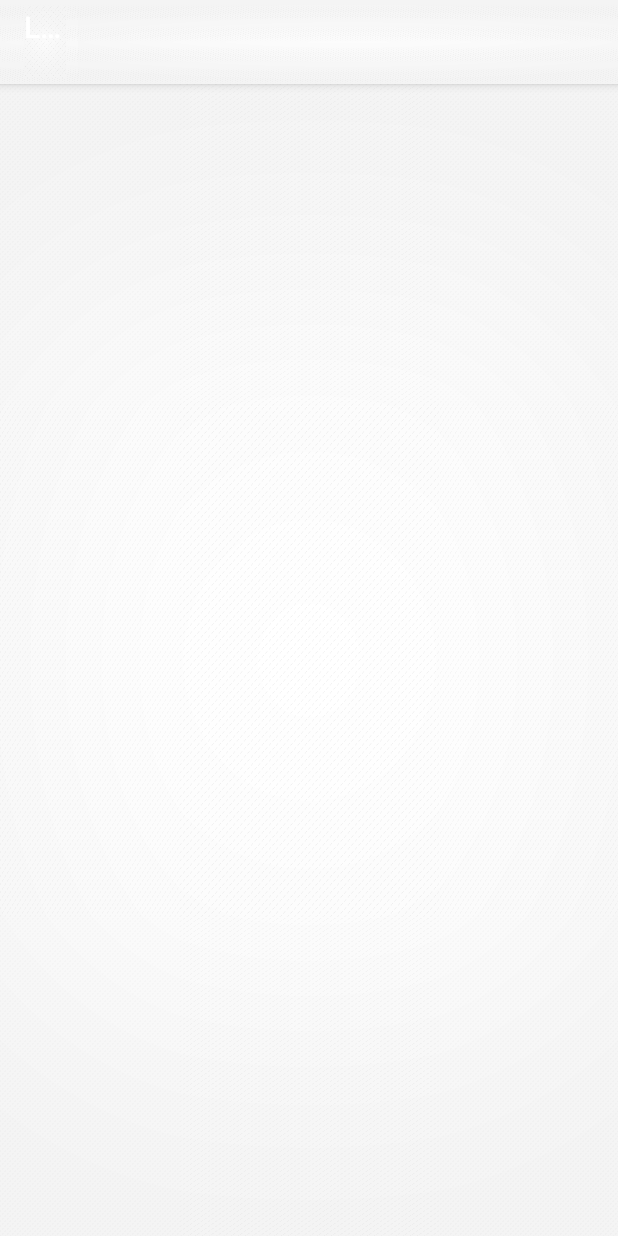
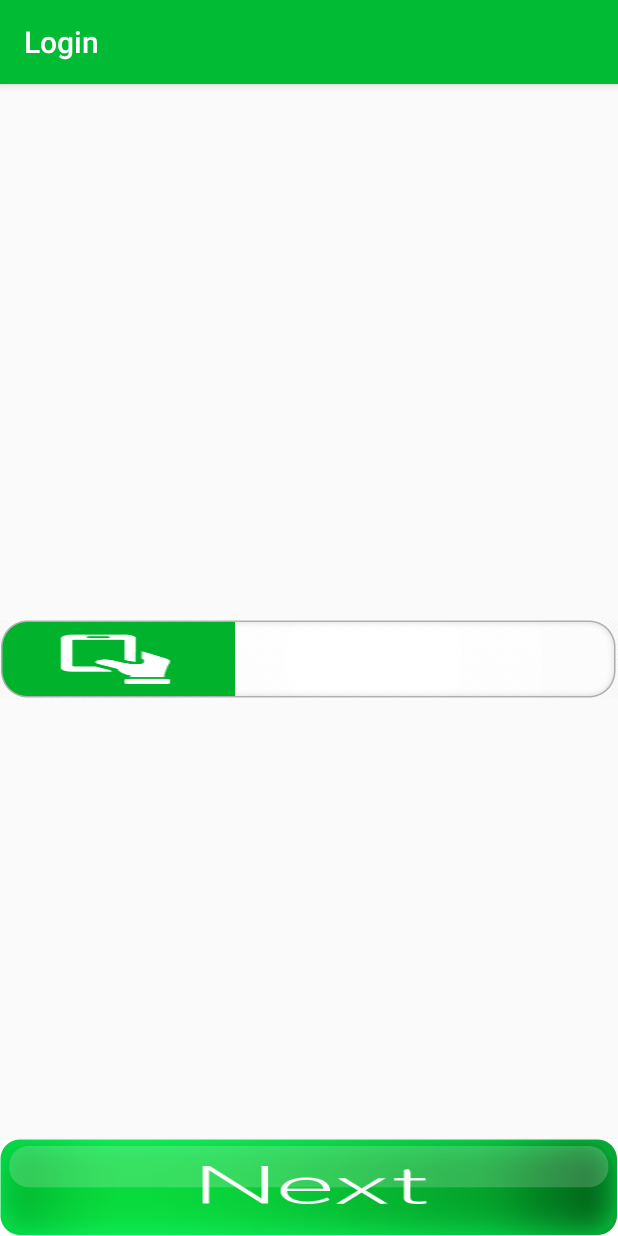
Before and after one commit to sanjoy-k-mitra/LoyaltyManager, an Android app: the screen it shows after launch (LoginActivity), on a phone screen of 412 x 824 dp. Before the commit the screen is almost empty. Run offline under Robolectric (Android 15) with nearby library versions, the phone set to English and light mode, and no system bars.

Commit message:
Login Activity

```diff
--- a/app/src/main/AndroidManifest.xml
+++ b/app/src/main/AndroidManifest.xml
@@ -6,10 +6,10 @@
         android:allowBackup="true"
         android:icon="@mipmap/ic_launcher"
         android:label="@string/app_name"
-        android:theme="@style/AppTheme">
+        android:theme="@style/LoyaltyManagerTheme">
         <activity
             android:name=".HomeActivity"
-            android:label="@string/app_name">
+            android:label="@string/home">
         </activity>
         <activity android:name=".LoginActivity" android:label="@string/login">
             <intent-filter>
--- a/app/src/main/java/com/pixisolutions/loyaltymanager/LoginActivity.java
+++ b/app/src/main/java/com/pixisolutions/loyaltymanager/LoginActivity.java
@@ -1,17 +1,40 @@
 package com.pixisolutions.loyaltymanager;
 
+import android.content.Intent;
 import android.os.Bundle;
 import android.support.v7.app.ActionBarActivity;
 import android.view.Menu;
 import android.view.MenuItem;
+import android.view.View;
+import android.widget.Button;
+import android.widget.EditText;
 
 /**
  * Created by sanjoy on 8/26/15.
  */
-public class LoginActivity extends ActionBarActivity{
+public class LoginActivity extends ActionBarActivity implements View.OnClickListener{
+
+    private Button btnNext;
+    private EditText txtPhoneNumber;
+
     @Override
     protected void onCreate(Bundle savedInstanceState) {
         super.onCreate(savedInstanceState);
         setContentView(R.layout.activity_login);
+
+        btnNext = (Button)findViewById(R.id.btnNext);
+        txtPhoneNumber = (EditText)findViewById(R.id.txtPhoneNumber);
+
+        btnNext.setOnClickListener(this);
+    }
+
+    @Override
+    public void onClick(View view) {
+        switch (view.getId()){
+            case R.id.btnNext:
+                Intent intent = new Intent(LoginActivity.this, HomeActivity.class);
+                startActivity(intent);
+                break;
+        }
     }
 }
--- /dev/null
+++ b/app/src/main/res/drawable/btn_next.xml
@@ -0,0 +1,5 @@
+<?xml version="1.0" encoding="utf-8"?>
+<selector xmlns:android="http://schemas.android.com/apk/res/android">
+    <item android:drawable="@drawable/nextbuttontapped" android:state_pressed="true"/>
+    <item android:drawable="@drawable/nextbutton"/>
+</selector>
--- a/app/src/main/res/layout/activity_login.xml
+++ b/app/src/main/res/layout/activity_login.xml
@@ -2,4 +2,18 @@
 <RelativeLayout xmlns:android="http://schemas.android.com/apk/res/android"
     android:layout_width="match_parent" android:layout_height="match_parent">
 
+    <EditText
+        android:layout_width="match_parent"
+        android:layout_height="wrap_content"
+        android:id="@+id/txtPhoneNumber"
+        android:background="@drawable/numberinput"
+        android:paddingLeft="120dp"
+        android:layout_centerInParent="true"/>
+
+    <Button
+        android:layout_width="match_parent"
+        android:layout_height="wrap_content"
+        android:layout_alignParentBottom="true"
+        android:background="@drawable/btn_next"
+        android:id="@+id/btnNext"/>
 </RelativeLayout>
--- /dev/null
+++ b/app/src/main/res/values/color.xml
@@ -0,0 +1,4 @@
+<?xml version="1.0" encoding="utf-8"?>
+<resources>
+    <color name="actionbarBackground">#00BB33</color>
+</resources>
--- a/app/src/main/res/values/strings.xml
+++ b/app/src/main/res/values/strings.xml
@@ -2,6 +2,7 @@
     <string name="app_name">Loyalty Manager</string>
 
     <string name="login">Login</string>
+    <string name="home">Home</string>
 
     <string name="hello_world">Hello world!</string>
     <string name="action_settings">Settings</string>
--- a/app/src/main/res/values/styles.xml
+++ b/app/src/main/res/values/styles.xml
@@ -1,11 +1,22 @@
 <resources>
 
     <!-- Base application theme. -->
-    <style name="AppTheme" parent="Theme.AppCompat">
-        <item name="android:background">@drawable/background</item>
-        <item name="android:textColor">#000000</item>
-        <item name="android:actionBarStyle">@style/Widget.AppCompat.ActionBar.Solid</item>
+    <style name="LoyaltyManagerTheme" parent="Theme.AppCompat.Light.DarkActionBar">
+        <item name="android:actionBarStyle">@style/LoyaltyManagerTheme.ActionBarStyle</item>
+        <item name="actionBarStyle">@style/LoyaltyManagerTheme.ActionBarStyle</item>
         <!-- Customize your theme here. -->
     </style>
 
+    <style name="LoyaltyManagerTheme.ActionBarStyle" parent="Widget.AppCompat.Light.ActionBar.Solid.Inverse">
+        <item name="android:background">@color/actionbarBackground</item>
+        <item name="background">@color/actionbarBackground</item>
+        <item name="android:gravity">center</item>
+    </style>
+
+    <style name="LoyaltyManagerTheme.ButtonStyle" parent="Widget.AppCompat.Button">
+        <item name="android:background">@drawable/btn_next</item>
+    </style>
+
+
+
 </resources>
```
